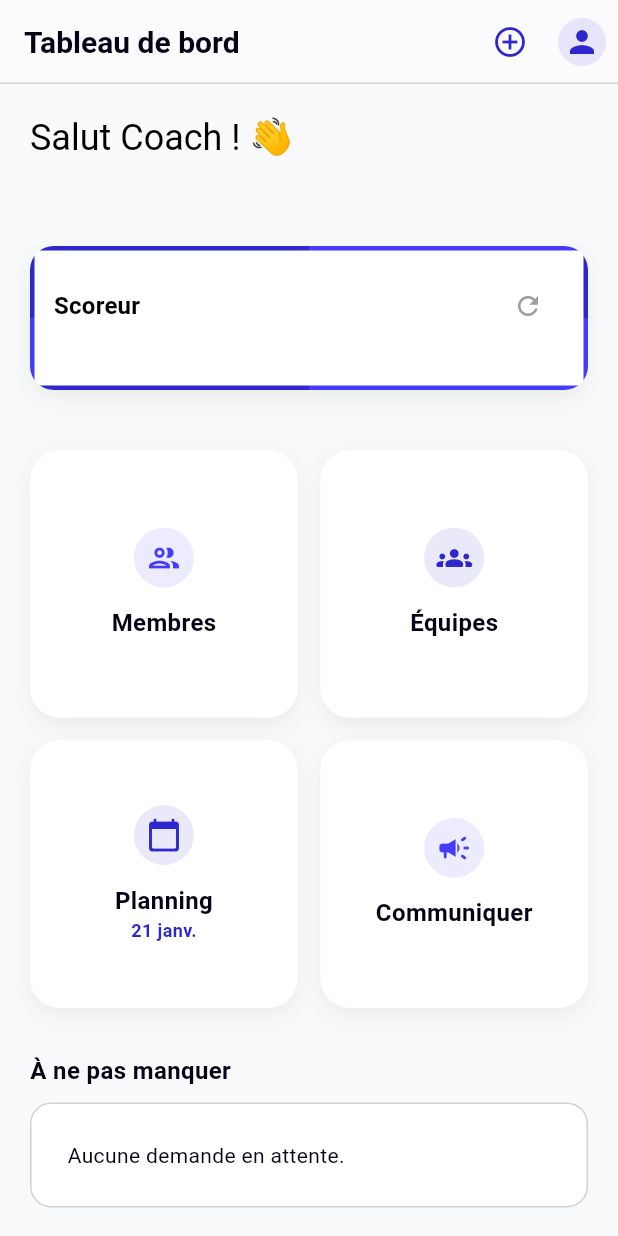
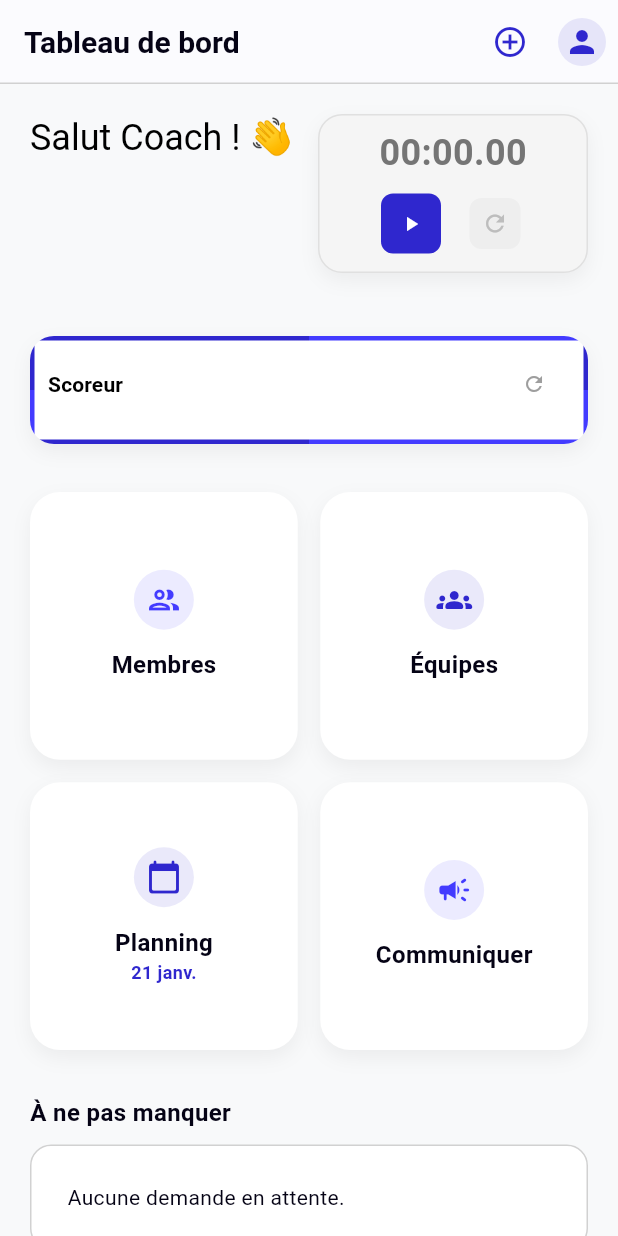
Before and after one commit to matc78/viro_team, a Flutter app: the AdminHomePage screen opened directly, on a phone screen of 412 x 824 dp. Run offline on Flutter 3.47's test engine with Material 3 defaults, Android fonts, the light colour scheme and no system bars; our stand-ins replace cached_network_image, cloud_firestore, firebase_auth, firebase_core, firebase_storage, image_picker and 1 more; accounts and stored records are empty.

Commit message:
ajout timer admin home page

```diff
--- a/lib/pages/admin_coach_pages/admin_home_page.dart
+++ b/lib/pages/admin_coach_pages/admin_home_page.dart
@@ -13,6 +13,7 @@ import '../../theme/viro_theme.dart';
 import '../../utils/firebase_helpers.dart';
 import '../../widget/profile_switcher_dialog.dart';
 import '../../widget/sport_score_widget.dart';
+import '../../widget/sport_timer_widget.dart';
 import '../add_profile_page.dart';
 
 class AdminHomePage extends StatefulWidget {
@@ -184,7 +185,14 @@ class _AdminHomePageState extends State<AdminHomePage> {
                 child: Column(
                   crossAxisAlignment: CrossAxisAlignment.start,
                   children: [
-                    // Header Bienvenue
+                    // Header Bienvenue avec Chronomètre
+                    Row(
+                      crossAxisAlignment: CrossAxisAlignment.start,
+                      children: [
+                        Expanded(
+                          child: Column(
+                            crossAxisAlignment: CrossAxisAlignment.start,
+                            children: [
                               Text(
                                 "Salut Coach ! 👋",
                                 style: Theme.of(context).textTheme.headlineSmall,
@@ -196,6 +204,23 @@ class _AdminHomePageState extends State<AdminHomePage> {
                                   fontWeight: FontWeight.bold,
                                   fontSize: 18,
                                 ),
+                              ),
+                            ],
+                          ),
+                        ),
+                        const SizedBox(width: 12),
+                        Flexible(
+                          child: ConstrainedBox(
+                            constraints: BoxConstraints(
+                              maxWidth: MediaQuery.of(context).size.width * 0.5,
+                            ),
+                            child: SportTimerWidget(
+                              sport: club['sport'] as String?,
+                              clubId: clubId,
+                            ),
+                          ),
+                        ),
+                      ],
                     ),
 
                     const SizedBox(height: 30),
--- a/lib/widget/sport_score_widget.dart
+++ b/lib/widget/sport_score_widget.dart
@@ -256,7 +256,7 @@ class _SportScoreWidgetState extends State<SportScoreWidget> {
 
     return Container(
       width: double.infinity,
-      margin: const EdgeInsets.only(bottom: 20),
+      margin: const EdgeInsets.only(bottom: 12),
       decoration: BoxDecoration(
         borderRadius: BorderRadius.circular(16),
         boxShadow: [
@@ -274,7 +274,7 @@ class _SportScoreWidgetState extends State<SportScoreWidget> {
             // Contenu principal
             Container(
               width: double.infinity,
-              padding: const EdgeInsets.all(16),
+              padding: const EdgeInsets.symmetric(horizontal: 12, vertical: 8),
               decoration: const BoxDecoration(color: Colors.white),
               child: Column(
                 children: [
@@ -284,15 +284,17 @@ class _SportScoreWidgetState extends State<SportScoreWidget> {
                     children: [
                       Text(
                         'Scoreur',
-                        style: Theme.of(context).textTheme.titleMedium
-                            ?.copyWith(fontWeight: FontWeight.bold),
+                        style: Theme.of(context).textTheme.titleSmall?.copyWith(
+                          fontWeight: FontWeight.bold,
+                          fontSize: 14,
+                        ),
                       ),
                       Row(
                         mainAxisSize: MainAxisSize.min,
                         children: [
                           if (_actionHistory.isNotEmpty)
                             IconButton(
-                              icon: const Icon(Icons.undo, size: 20),
+                              icon: const Icon(Icons.undo, size: 16),
                               onPressed: _undoLastAction,
                               tooltip: 'Annuler dernière action',
                               padding: EdgeInsets.zero,
@@ -301,7 +303,7 @@ class _SportScoreWidgetState extends State<SportScoreWidget> {
                             ),
                           const SizedBox(width: 8),
                           IconButton(
-                            icon: const Icon(Icons.refresh, size: 20),
+                            icon: const Icon(Icons.refresh, size: 16),
                             onPressed: _resetScore,
                             tooltip: 'Réinitialiser',
                             padding: EdgeInsets.zero,
@@ -312,7 +314,7 @@ class _SportScoreWidgetState extends State<SportScoreWidget> {
                       ),
                     ],
                   ),
-                  const SizedBox(height: 16),
+                  const SizedBox(height: 8),
                   // Scoreur selon le sport
                   _buildScoreurForSport(sport),
                 ],
@@ -444,7 +446,7 @@ class _SportScoreWidgetState extends State<SportScoreWidget> {
                   Text(
                     '$_team1Score',
                     style: const TextStyle(
-                      fontSize: 48,
+                      fontSize: 40,
                       fontWeight: FontWeight.bold,
                       color: ViroColors.primary,
                     ),
@@ -494,7 +496,7 @@ class _SportScoreWidgetState extends State<SportScoreWidget> {
                   Text(
                     '$_team2Score',
                     style: const TextStyle(
-                      fontSize: 48,
+                      fontSize: 40,
                       fontWeight: FontWeight.bold,
                       color: ViroColors.accent,
                     ),
@@ -547,7 +549,7 @@ class _SportScoreWidgetState extends State<SportScoreWidget> {
               Text(
                 '$_team1Score',
                 style: const TextStyle(
-                  fontSize: 56,
+                  fontSize: 48,
                   fontWeight: FontWeight.bold,
                   color: ViroColors.primary,
                 ),
@@ -579,7 +581,7 @@ class _SportScoreWidgetState extends State<SportScoreWidget> {
               Text(
                 '$_team2Score',
                 style: const TextStyle(
-                  fontSize: 56,
+                  fontSize: 48,
                   fontWeight: FontWeight.bold,
                   color: ViroColors.accent,
                 ),
@@ -627,7 +629,7 @@ class _SportScoreWidgetState extends State<SportScoreWidget> {
                   Text(
                     _team1TennisScore,
                     style: const TextStyle(
-                      fontSize: 48,
+                      fontSize: 40,
                       fontWeight: FontWeight.bold,
                       color: ViroColors.primary,
                     ),
@@ -715,7 +717,7 @@ class _SportScoreWidgetState extends State<SportScoreWidget> {
                   Text(
                     _team2TennisScore,
                     style: const TextStyle(
-                      fontSize: 48,
+                      fontSize: 40,
                       fontWeight: FontWeight.bold,
                       color: ViroColors.accent,
                     ),
@@ -858,7 +860,7 @@ class _SportScoreWidgetState extends State<SportScoreWidget> {
               Text(
                 '$_team1Score',
                 style: const TextStyle(
-                  fontSize: 56,
+                  fontSize: 48,
                   fontWeight: FontWeight.bold,
                   color: ViroColors.primary,
                 ),
@@ -903,7 +905,7 @@ class _SportScoreWidgetState extends State<SportScoreWidget> {
               Text(
                 '$_team2Score',
                 style: const TextStyle(
-                  fontSize: 56,
+                  fontSize: 48,
                   fontWeight: FontWeight.bold,
                   color: ViroColors.accent,
                 ),
@@ -954,7 +956,7 @@ class _SportScoreWidgetState extends State<SportScoreWidget> {
               Text(
                 '$_team1Score',
                 style: const TextStyle(
-                  fontSize: 56,
+                  fontSize: 48,
                   fontWeight: FontWeight.bold,
                   color: ViroColors.primary,
                 ),
@@ -1011,7 +1013,7 @@ class _SportScoreWidgetState extends State<SportScoreWidget> {
               Text(
                 '$_team2Score',
                 style: const TextStyle(
-                  fontSize: 56,
+                  fontSize: 48,
                   fontWeight: FontWeight.bold,
                   color: ViroColors.accent,
                 ),
@@ -1084,7 +1086,7 @@ class _SportScoreWidgetState extends State<SportScoreWidget> {
               Text(
                 '$_team1JudoScore',
                 style: const TextStyle(
-                  fontSize: 56,
+                  fontSize: 48,
                   fontWeight: FontWeight.bold,
                   color: ViroColors.primary,
                 ),
@@ -1141,7 +1143,7 @@ class _SportScoreWidgetState extends State<SportScoreWidget> {
               Text(
                 '$_team2JudoScore',
                 style: const TextStyle(
-                  fontSize: 56,
+                  fontSize: 48,
                   fontWeight: FontWeight.bold,
                   color: ViroColors.accent,
                 ),
--- /dev/null
+++ b/lib/widget/sport_timer_widget.dart
@@ -0,0 +1,202 @@
+import 'dart:async';
+import 'package:flutter/material.dart';
+import 'package:shared_preferences/shared_preferences.dart';
+import '../theme/viro_theme.dart';
+
+/// Widget de chronomètre pour les matchs
+class SportTimerWidget extends StatefulWidget {
+  final String clubId;
+  final String? sport;
+
+  const SportTimerWidget({super.key, required this.clubId, this.sport});
+
+  @override
+  State<SportTimerWidget> createState() => _SportTimerWidgetState();
+}
+
+class _SportTimerWidgetState extends State<SportTimerWidget> {
+  Timer? _timer;
+  int _totalCentiseconds = 0;
+  bool _isRunning = false;
+  bool _isInitialized = false;
+  late SharedPreferences _prefs;
+
+  @override
+  void initState() {
+    super.initState();
+    _loadTimer();
+  }
+
+  @override
+  void dispose() {
+    _timer?.cancel();
+    super.dispose();
+  }
+
+  Future<void> _loadTimer() async {
+    _prefs = await SharedPreferences.getInstance();
+    final key = 'timer_${widget.clubId}_${widget.sport ?? 'default'}';
+
+    setState(() {
+      _totalCentiseconds = _prefs.getInt('${key}_centiseconds') ?? 0;
+      _isRunning = _prefs.getBool('${key}_running') ?? false;
+      _isInitialized = true;
+    });
+
+    if (_isRunning) {
+      _startTimer();
+    }
+  }
+
+  Future<void> _saveTimer() async {
+    final key = 'timer_${widget.clubId}_${widget.sport ?? 'default'}';
+    await _prefs.setInt('${key}_centiseconds', _totalCentiseconds);
+    await _prefs.setBool('${key}_running', _isRunning);
+  }
+
+  void _startTimer() {
+    _timer?.cancel();
+    _timer = Timer.periodic(const Duration(milliseconds: 10), (timer) {
+      setState(() {
+        _totalCentiseconds++;
+        _saveTimer();
+      });
+    });
+    setState(() {
+      _isRunning = true;
+      _saveTimer();
+    });
+  }
+
+  void _pauseTimer() {
+    _timer?.cancel();
+    setState(() {
+      _isRunning = false;
+      _saveTimer();
+    });
+  }
+
+  void _resetTimer() {
+    _timer?.cancel();
+    setState(() {
+      _totalCentiseconds = 0;
+      _isRunning = false;
+      _saveTimer();
+    });
+  }
+
+  String _formatTime(int totalCentiseconds) {
+    final totalSeconds = totalCentiseconds ~/ 100;
+    final centiseconds = totalCentiseconds % 100;
+    final hours = totalSeconds ~/ 3600;
+    final minutes = (totalSeconds % 3600) ~/ 60;
+    final seconds = totalSeconds % 60;
+
+    if (hours > 0) {
+      return '${hours.toString().padLeft(2, '0')}:${minutes.toString().padLeft(2, '0')}:${seconds.toString().padLeft(2, '0')}.${centiseconds.toString().padLeft(2, '0')}';
+    } else {
+      return '${minutes.toString().padLeft(2, '0')}:${seconds.toString().padLeft(2, '0')}.${centiseconds.toString().padLeft(2, '0')}';
+    }
+  }
+
+  @override
+  Widget build(BuildContext context) {
+    if (!_isInitialized) {
+      return const SizedBox.shrink();
+    }
+
+    final isInactive = !_isRunning && _totalCentiseconds == 0;
+
+    return Container(
+      width: double.infinity,
+      margin: const EdgeInsets.only(bottom: 12),
+      padding: const EdgeInsets.symmetric(horizontal: 12, vertical: 8),
+      decoration: BoxDecoration(
+        color: isInactive ? Colors.grey[100] : Colors.white,
+        borderRadius: BorderRadius.circular(16),
+        border: Border.all(
+          color: isInactive ? Colors.grey[300]! : ViroColors.borderColor,
+        ),
+        boxShadow: [
+          BoxShadow(
+            color: Colors.black.withOpacity(0.05),
+            blurRadius: 10,
+            offset: const Offset(0, 5),
+          ),
+        ],
+      ),
+      child: Column(
+        mainAxisSize: MainAxisSize.min,
+        children: [
+          Text(
+            _formatTime(_totalCentiseconds),
+            style: TextStyle(
+              fontSize: 24,
+              fontWeight: FontWeight.bold,
+              color: isInactive ? Colors.grey[600] : ViroColors.primary,
+              fontFeatures: const [FontFeature.tabularFigures()],
+            ),
+          ),
+          const SizedBox(height: 6),
+          Row(
+            mainAxisAlignment: MainAxisAlignment.center,
+            children: [
+              if (!_isRunning)
+                ElevatedButton(
+                  onPressed: _startTimer,
+                  style: ElevatedButton.styleFrom(
+                    backgroundColor: ViroColors.primary,
+                    foregroundColor: Colors.white,
+                    padding: const EdgeInsets.all(8),
+                    minimumSize: const Size(40, 40),
+                    shape: RoundedRectangleBorder(
+                      borderRadius: BorderRadius.circular(8),
+                    ),
+                  ),
+                  child: const Icon(
+                    Icons.play_arrow,
+                    size: 16,
+                    color: Colors.white,
+                  ),
+                )
+              else
+                ElevatedButton(
+                  onPressed: _pauseTimer,
+                  style: ElevatedButton.styleFrom(
+                    backgroundColor: ViroColors.accent,
+                    foregroundColor: Colors.white,
+                    padding: const EdgeInsets.all(8),
+                    minimumSize: const Size(40, 40),
+                    shape: RoundedRectangleBorder(
+                      borderRadius: BorderRadius.circular(8),
+                    ),
+                  ),
+                  child: const Icon(Icons.pause, size: 16, color: Colors.white),
+                ),
+              const SizedBox(width: 8),
+              IconButton(
+                icon: Icon(
+                  Icons.refresh,
+                  size: 18,
+                  color: isInactive ? Colors.grey[400] : Colors.grey,
+                ),
+                onPressed: _resetTimer,
+                tooltip: 'Réinitialiser',
+                padding: const EdgeInsets.all(8),
+                constraints: const BoxConstraints(),
+                style: IconButton.styleFrom(
+                  backgroundColor: isInactive
+                      ? Colors.grey[200]
+                      : Colors.grey[100],
+                  shape: RoundedRectangleBorder(
+                    borderRadius: BorderRadius.circular(8),
+                  ),
+                ),
+              ),
+            ],
+          ),
+        ],
+      ),
+    );
+  }
+}
```
Lines whose indentation alone changed are shown as unchanged.
